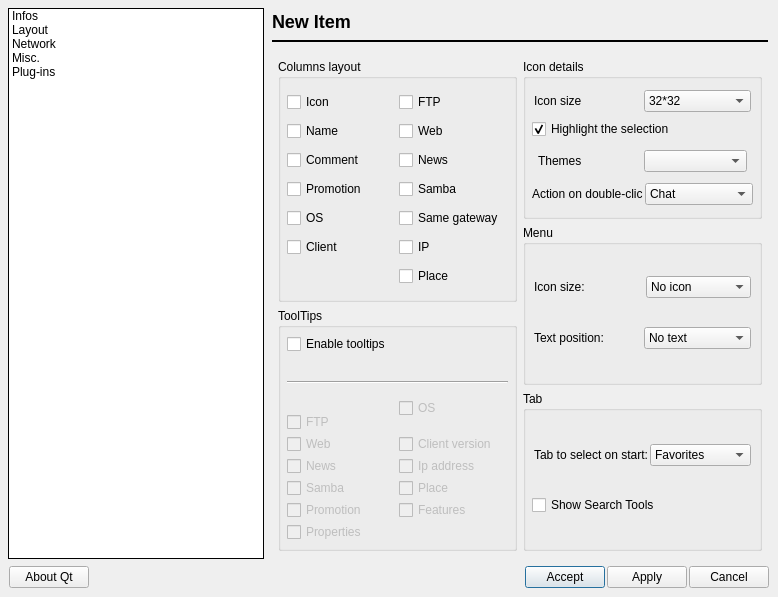
First picture: the form in qrezix/rzxpropertyui.ui, repository Fruneau/qRezix, before the edit.
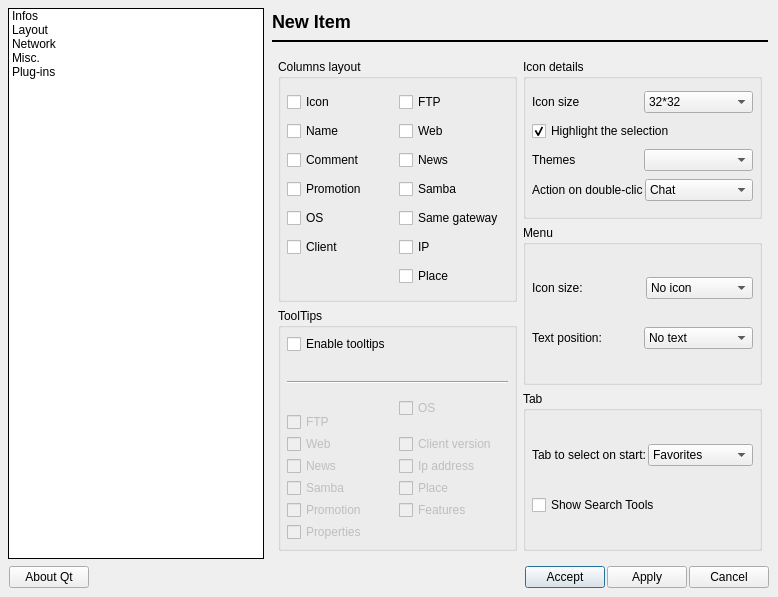
Second picture: the form after the edit. The open tabs and pages were chosen to show the change. Icons and pictures are not drawn.

```diff
--- a/qrezix/rzxpropertyui.ui
+++ b/qrezix/rzxpropertyui.ui
@@ -747,7 +747,7 @@
             <item row="2" column="0" >
              <layout class="QHBoxLayout" >
               <property name="margin" >
-               <number>6</number>
+               <number>0</number>
               </property>
               <property name="spacing" >
                <number>2</number>
@@ -820,7 +820,7 @@
             <item row="0" column="0" >
              <layout class="QHBoxLayout" >
               <property name="margin" >
-               <number>2</number>
+               <number>0</number>
               </property>
               <property name="spacing" >
                <number>2</number>
@@ -885,7 +885,7 @@
             <item row="1" column="0" >
              <layout class="QHBoxLayout" >
               <property name="margin" >
-               <number>2</number>
+               <number>0</number>
               </property>
               <property name="spacing" >
                <number>2</number>
@@ -927,7 +927,7 @@
             <item row="0" column="0" >
              <layout class="QHBoxLayout" >
               <property name="margin" >
-               <number>2</number>
+               <number>0</number>
               </property>
               <property name="spacing" >
                <number>6</number>
@@ -994,7 +994,7 @@
             <item row="0" column="0" >
              <layout class="QHBoxLayout" >
               <property name="margin" >
-               <number>2</number>
+               <number>0</number>
               </property>
               <property name="spacing" >
                <number>2</number>
```
Left out of the diff: 10 changed lines with no effect on the pictures.
